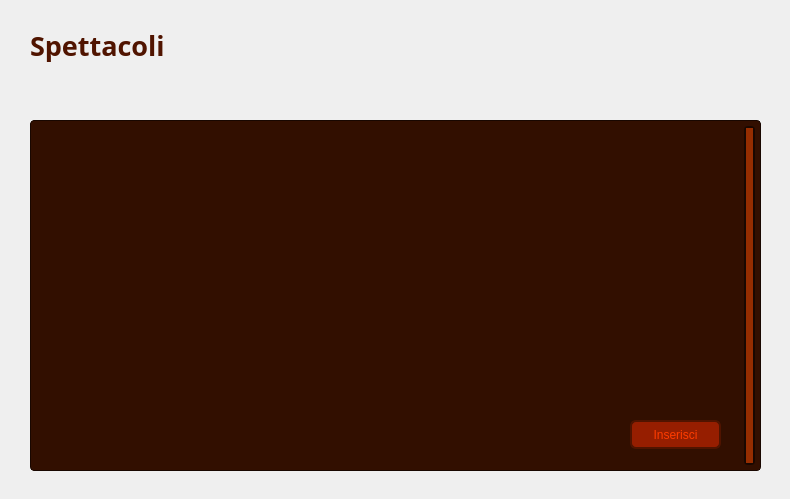
GiacomoPrincipi/CineMax, file Viste/VistaVisualizzaSpettacoliAmministratore.ui: the form before one commit.
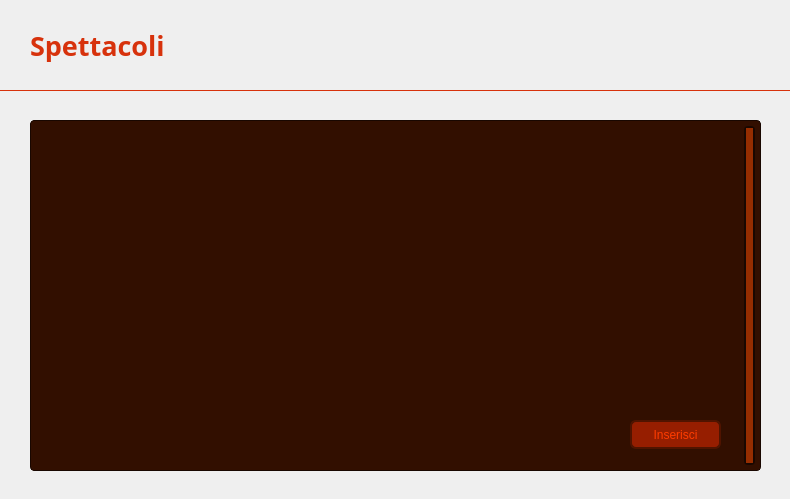
The form after the commit. Icons and pictures are not drawn. Custom widgets are drawn as their Qt base class.

What changed in the file:
```diff
--- a/Viste/VistaVisualizzaSpettacoliAmministratore.ui
+++ b/Viste/VistaVisualizzaSpettacoliAmministratore.ui
@@ -59,7 +59,7 @@
    </property>
    <property name="styleSheet">
     <string notr="true">QLabel {
-    color: #501400;
+    color: #D7320C;
 }</string>
    </property>
    <property name="text">
@@ -102,9 +102,13 @@
     background: qlineargradient(
         x1: 0, y1: 1,
         x2: 0, y2: 0,
-        stop: 0 #962D00,
-        stop: 1 #B43700
+        stop: 0 #961E00,
+        stop: 1 #B42100
     );
+    border: 1px solid #D7320C;
+    border-top: none;
+    border-left: none;
+    border-right: none;
 }</string>
    </property>
    <property name="text">
```
Left out of the diff: 10 changed lines with no effect on the pictures.
